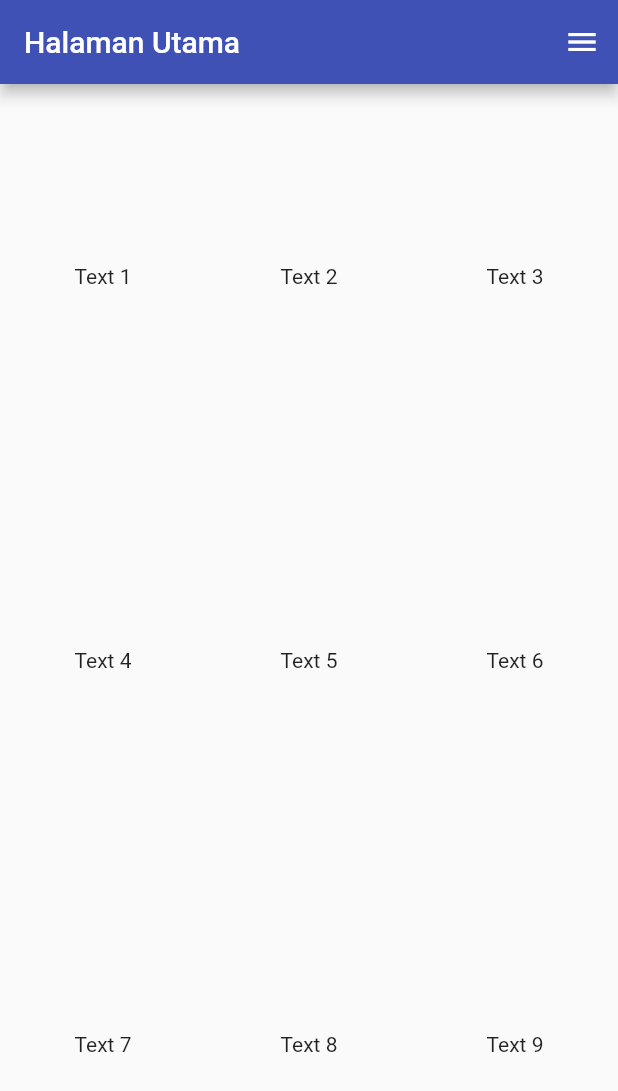
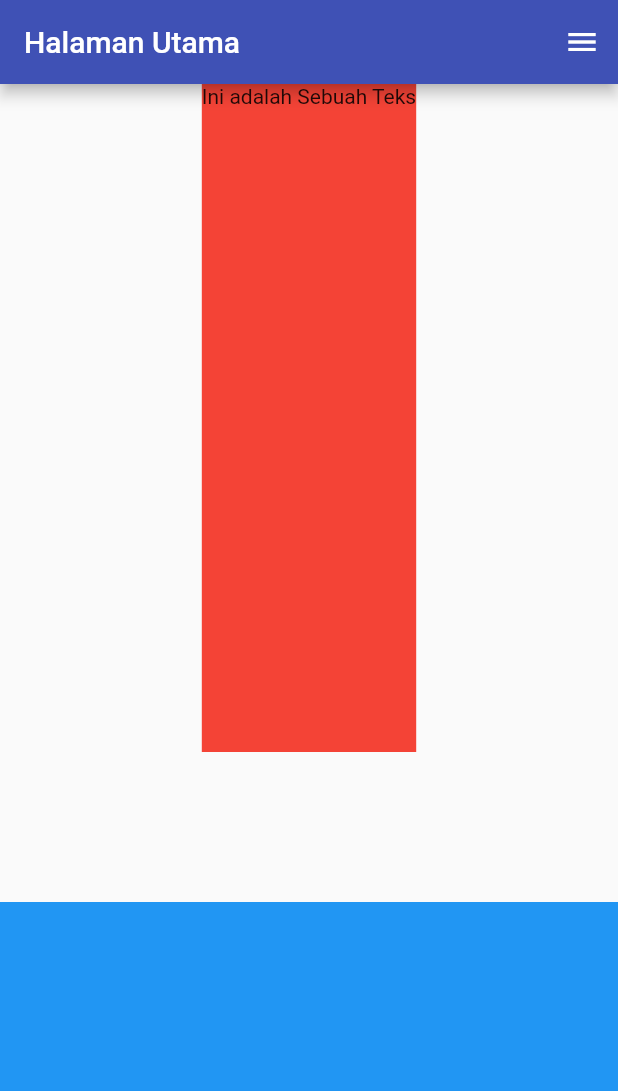
Before and after one commit to FerdiMauladi/Flutter, a Flutter app: the screen it shows after launch, on a phone screen of 412 x 824 dp. Shown: the top 1091 px of the screen. Run offline on Flutter 3.47's test engine with Material 2 defaults, Android fonts, the phone set to English and light mode, and no system bars.

Commit message:
Update main.dart

```diff
--- a/lib/main.dart
+++ b/lib/main.dart
@@ -36,36 +36,25 @@ class _MyHomePageState extends State<MyHomePage> {
         title: const Text("Halaman Utama"),
         actions: [IconButton(onPressed: () {}, icon: const Icon(Icons.menu))],
       ),
-      body: Center(
-        child: Row(
-          mainAxisAlignment: MainAxisAlignment.spaceAround,
-          children: [
-            Column(
-              mainAxisAlignment: MainAxisAlignment.spaceAround,
-              children: const [
-                Text("Text 1"),
-                Text("Text 4"),
-                Text("Text 7"),
-              ],
+      body: Column(
+        children: [
+          Expanded(
+            flex: 2,
+            child: Container(
+              child: const Text(
+                "Ini adalah Sebuah Teks",
+              ),
+              color: Colors.red,
             ),
-            Column(
-              mainAxisAlignment: MainAxisAlignment.spaceAround,
-              children: const [
-                Text("Text 2"),
-                Text("Text 5"),
-                Text("Text 8"),
-              ],
-            ),
-            Column(
-              mainAxisAlignment: MainAxisAlignment.spaceAround,
-              children: const [
-                Text("Text 3"),
-                Text("Text 6"),
-                Text("Text 9"),
-              ],
-            ),
-          ],
-        ),
+          ),
+          const SizedBox(
+            height: 100.0,
+          ),
+          Expanded(
+              child: Container(
+            color: Colors.blue,
+          ))
+        ],
       ),
     );
   }
```
